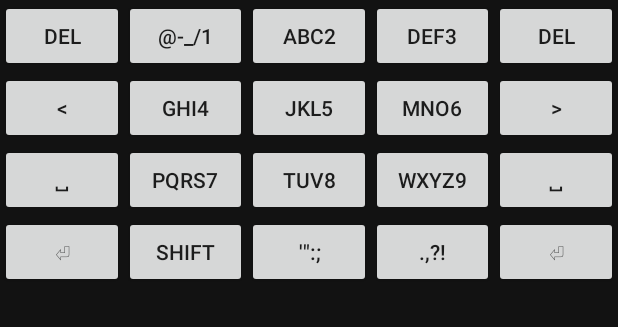
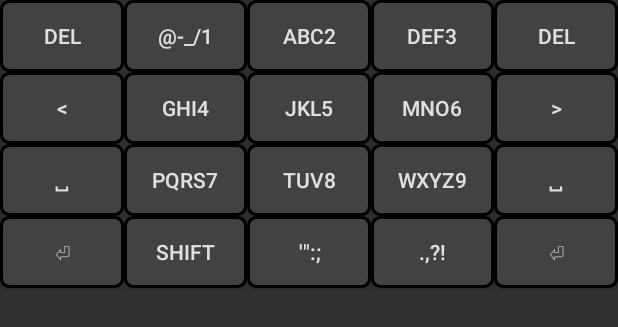
Before and after one commit to Chris234k/12-keys, an Android app: the layout keyboard_layout.xml on its own in the app's theme, with its tools: preview values and no code run, on a phone screen of 412 x 824 dp. Shown: the top 327 px of the screen. Run offline under Robolectric (Android 15) with nearby library versions, the phone set to English and light mode, and no system bars.

Commit message:
Key styling

```diff
--- a/app/src/main/java/com/chris234k/keys12/Key.java
+++ b/app/src/main/java/com/chris234k/keys12/Key.java
@@ -55,6 +55,7 @@ public class Key extends Button {
         switch(action) {
             case MotionEvent.ACTION_DOWN:
                 isDown = true;
+                setPressed(true);
 
                 startX = event.getX();
                 startY = event.getY();
@@ -64,6 +65,7 @@ public class Key extends Button {
             case MotionEvent.ACTION_UP:
                 if (isDown) {
                     isDown = false;
+                    setPressed(false);
 
                     if(special) {
                         processSpecial();
--- /dev/null
+++ b/app/src/main/res/drawable/key.xml
@@ -0,0 +1,8 @@
+<?xml version="1.0" encoding="utf-8"?>
+<selector xmlns:android="http://schemas.android.com/apk/res/android">
+    <item
+        android:state_pressed="true"
+        android:drawable="@drawable/key_pressed"/>
+    <item
+        android:drawable="@drawable/key_default"/>
+</selector>
--- /dev/null
+++ b/app/src/main/res/drawable/key_default.xml
@@ -0,0 +1,13 @@
+<?xml version="1.0" encoding="utf-8"?>
+<shape xmlns:android="http://schemas.android.com/apk/res/android"
+    android:shape="rectangle">
+    <solid
+        android:color="@color/dark_2"/>
+
+    <stroke
+        android:width="2dp"
+        android:color="@color/black"/>
+
+    <corners
+        android:radius="5dp"/>
+</shape>
--- /dev/null
+++ b/app/src/main/res/drawable/key_pressed.xml
@@ -0,0 +1,13 @@
+<?xml version="1.0" encoding="utf-8"?>
+<shape xmlns:android="http://schemas.android.com/apk/res/android"
+    android:shape="rectangle">
+    <solid
+        android:color="@color/dark_1"/>
+
+    <stroke
+        android:width="2dp"
+        android:color="@color/black"/>
+
+    <corners
+        android:radius="5dp"/>
+</shape>
--- a/app/src/main/res/layout/key_layout.xml
+++ /dev/null
@@ -1,11 +0,0 @@
-<FrameLayout xmlns:android="http://schemas.android.com/apk/res/android"
-    xmlns:app="http://schemas.android.com/apk/res-auto"
-    android:layout_width="match_parent"
-    android:layout_height="match_parent">
-
-    <com.chris234k.keys12.Key
-        style="@style/Widget.Theme.12Keys.MyView"
-        android:layout_width="250dp"
-        android:layout_height="40dp" />
-
-</FrameLayout>
--- a/app/src/main/res/layout/keyboard_layout.xml
+++ b/app/src/main/res/layout/keyboard_layout.xml
@@ -4,9 +4,8 @@
     xmlns:tools="http://schemas.android.com/tools"
     android:layout_width="match_parent"
     android:layout_height="match_parent"
-    android:background="#121212"
-    android:visibility="visible"
-    tools:visibility="visible">
+    android:background="@color/dark_1"
+    android:visibility="visible">
 
     <androidx.constraintlayout.helper.widget.Flow
         android:id="@+id/one"
@@ -22,7 +21,9 @@
         android:id="@+id/key"
         android:layout_width="0dp"
         android:layout_height="wrap_content"
+        android:background="@drawable/key"
         android:text="\@-_/1"
+        android:textColor="@color/light_font"
         app:down="1"
         app:left="-"
         app:right="/"
@@ -34,7 +35,9 @@
         android:id="@+id/key2"
         android:layout_width="0dp"
         android:layout_height="wrap_content"
+        android:background="@drawable/key"
         android:text="ABC2"
+        android:textColor="@color/light_font"
         app:down="2"
         app:left="b"
         app:tap="a"
@@ -45,7 +48,9 @@
         android:id="@+id/key4"
         android:layout_width="0dp"
         android:layout_height="wrap_content"
+        android:background="@drawable/key"
         android:text="DEL"
+        android:textColor="@color/light_font"
         app:special="true"
         app:tap="delete"
         tools:layout_editor_absoluteX="352dp" />
@@ -54,7 +59,9 @@
         android:id="@+id/key3"
         android:layout_width="0dp"
         android:layout_height="wrap_content"
+        android:background="@drawable/key"
         android:text="DEF3"
+        android:textColor="@color/light_font"
         app:down="3"
         app:left="e"
         app:tap="d"
@@ -65,7 +72,9 @@
         android:id="@+id/key8"
         android:layout_width="0dp"
         android:layout_height="wrap_content"
+        android:background="@drawable/key"
         android:text="DEL"
+        android:textColor="@color/light_font"
         app:special="true"
         app:tap="delete"
         tools:layout_editor_absoluteX="74dp" />
@@ -84,7 +93,9 @@
         android:id="@+id/key15"
         android:layout_width="0dp"
         android:layout_height="wrap_content"
+        android:background="@drawable/key"
         android:text="&lt;"
+        android:textColor="@color/light_font"
         app:special="true"
         app:tap="cursor_left"
         tools:layout_editor_absoluteX="235dp"
@@ -94,7 +105,9 @@
         android:id="@+id/key5"
         android:layout_width="0dp"
         android:layout_height="wrap_content"
+        android:background="@drawable/key"
         android:text="GHI4"
+        android:textColor="@color/light_font"
         app:down="4"
         app:left="h"
         app:tap="g"
@@ -106,7 +119,9 @@
         android:id="@+id/key6"
         android:layout_width="0dp"
         android:layout_height="wrap_content"
+        android:background="@drawable/key"
         android:text="JKL5"
+        android:textColor="@color/light_font"
         app:down="5"
         app:left="k"
         app:tap="j"
@@ -118,7 +133,9 @@
         android:id="@+id/key7"
         android:layout_width="0dp"
         android:layout_height="wrap_content"
+        android:background="@drawable/key"
         android:text="MNO6"
+        android:textColor="@color/light_font"
         app:down="6"
         app:left="n"
         app:tap="m"
@@ -130,7 +147,9 @@
         android:id="@+id/key16"
         android:layout_width="0dp"
         android:layout_height="wrap_content"
+        android:background="@drawable/key"
         android:text="&gt;"
+        android:textColor="@color/light_font"
         app:special="true"
         app:tap="cursor_right"
         tools:layout_editor_absoluteX="352dp"
@@ -149,7 +168,9 @@
         android:id="@+id/key18"
         android:layout_width="0dp"
         android:layout_height="wrap_content"
+        android:background="@drawable/key"
         android:text="␣"
+        android:textColor="@color/light_font"
         app:special="true"
         app:tap="space"
         tools:layout_editor_absoluteX="250dp"
@@ -159,7 +180,9 @@
         android:id="@+id/key9"
         android:layout_width="0dp"
         android:layout_height="wrap_content"
+        android:background="@drawable/key"
         android:text="PQRS7"
+        android:textColor="@color/light_font"
         app:down="7"
         app:left="q"
         app:right="s"
@@ -172,7 +195,9 @@
         android:id="@+id/key10"
         android:layout_width="0dp"
         android:layout_height="wrap_content"
+        android:background="@drawable/key"
         android:text="TUV8"
+        android:textColor="@color/light_font"
         app:down="8"
         app:left="u"
         app:tap="t"
@@ -184,7 +209,9 @@
         android:id="@+id/key11"
         android:layout_width="0dp"
         android:layout_height="wrap_content"
+        android:background="@drawable/key"
         android:text="WXYZ9"
+        android:textColor="@color/light_font"
         app:down="9"
         app:left="x"
         app:right="z"
@@ -197,7 +224,9 @@
         android:id="@+id/key17"
         android:layout_width="0dp"
         android:layout_height="wrap_content"
+        android:background="@drawable/key"
         android:text="␣"
+        android:textColor="@color/light_font"
         app:special="true"
         app:tap="space"
         tools:layout_editor_absoluteX="191dp"
@@ -216,7 +245,9 @@
         android:id="@+id/key20"
         android:layout_width="0dp"
         android:layout_height="wrap_content"
+        android:background="@drawable/key"
         android:text="⏎"
+        android:textColor="@color/light_font"
         app:special="true"
         app:tap="return"
         tools:layout_editor_absoluteX="352dp"
@@ -226,7 +257,9 @@
         android:id="@+id/key12"
         android:layout_width="0dp"
         android:layout_height="wrap_content"
+        android:background="@drawable/key"
         android:text="shift"
+        android:textColor="@color/light_font"
         app:special="true"
         app:tap="shift"
         tools:layout_editor_absoluteX="277dp"
@@ -236,7 +269,9 @@
         android:id="@+id/key13"
         android:layout_width="0dp"
         android:layout_height="wrap_content"
+        android:background="@drawable/key"
         android:text="'&quot;:;"
+        android:textColor="@color/light_font"
         app:left='"'
         app:right=";"
         app:tap="'"
@@ -248,7 +283,9 @@
         android:id="@+id/key14"
         android:layout_width="0dp"
         android:layout_height="wrap_content"
+        android:background="@drawable/key"
         android:text=".,?!"
+        android:textColor="@color/light_font"
         app:left=","
         app:right="!"
         app:tap="."
@@ -260,7 +297,9 @@
         android:id="@+id/key19"
         android:layout_width="0dp"
         android:layout_height="wrap_content"
+        android:background="@drawable/key"
         android:text="⏎"
+        android:textColor="@color/light_font"
         app:special="true"
         app:tap="return"
         tools:layout_editor_absoluteX="338dp"
--- a/app/src/main/res/values/colors.xml
+++ b/app/src/main/res/values/colors.xml
@@ -11,4 +11,8 @@
     <color name="light_blue_600">#FF039BE5</color>
     <color name="gray_400">#FFBDBDBD</color>
     <color name="gray_600">#FF757575</color>
+    <color name="light_font">#E0E0E0</color>
+    <color name="dark_0">#212121</color>
+    <color name="dark_1">#303030</color>
+    <color name="dark_2">#424242</color>
 </resources>
```
